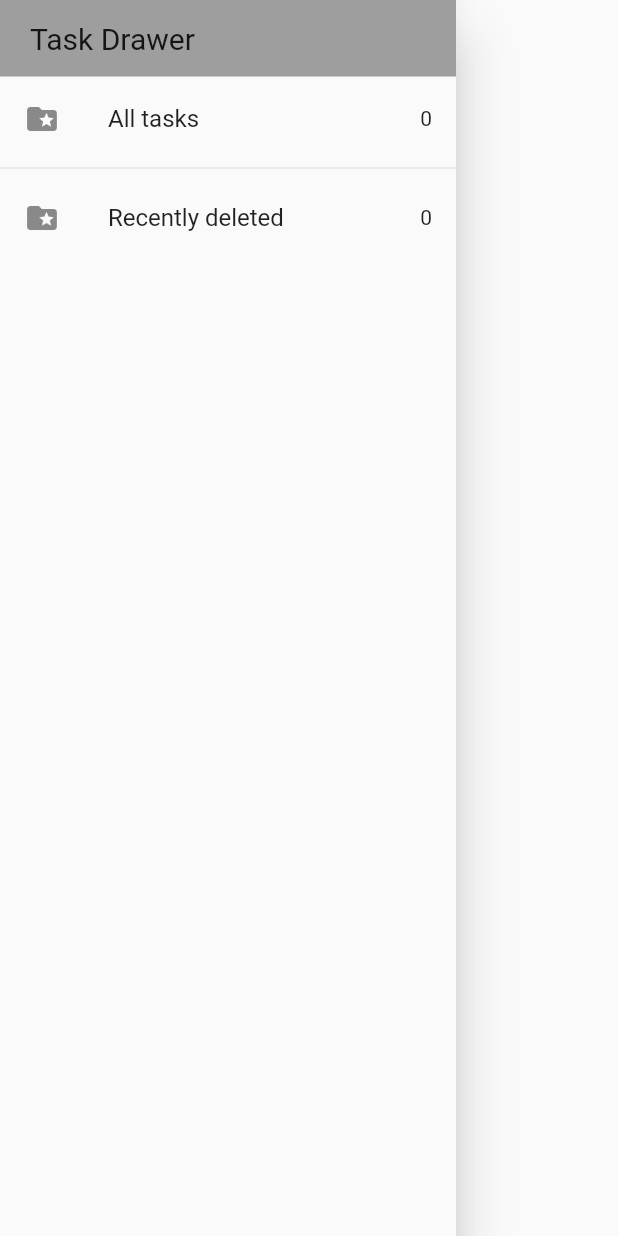
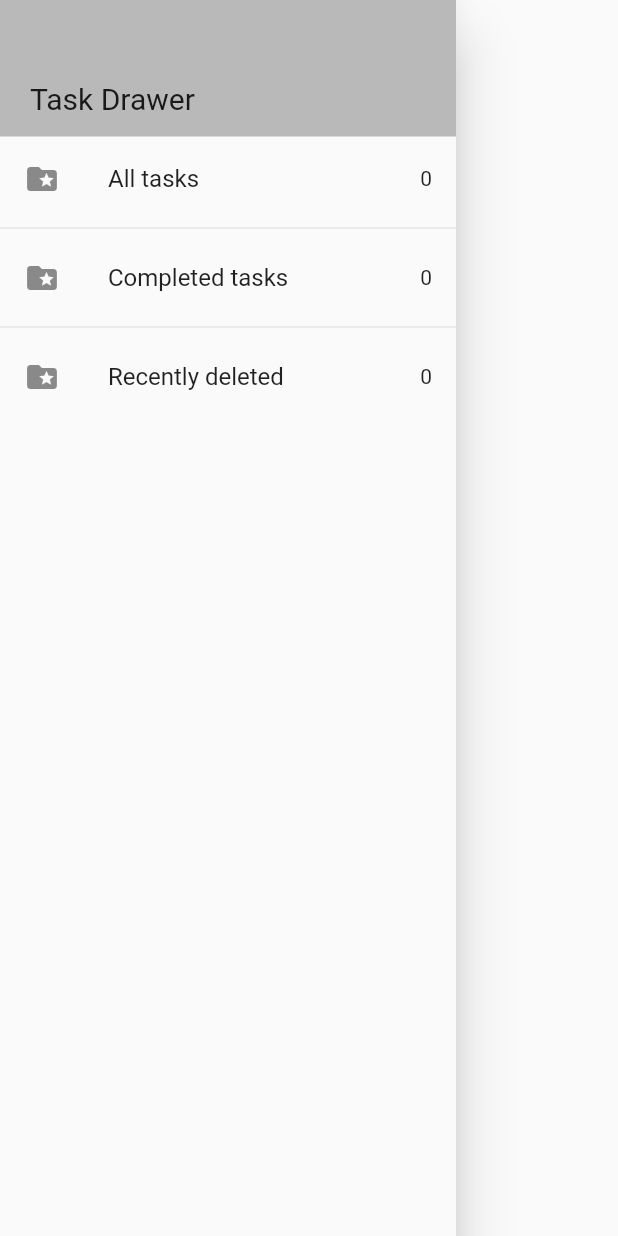
Before and after one commit to alona-gre/bloc-todo-app, a Flutter app: the MyDrawer widget shown alone on an empty page, opened directly, on a phone screen of 412 x 824 dp. Run offline on Flutter 3.47's test engine with Material 2 defaults, Android fonts, the phone set to English and light mode, and no system bars; our stand-ins replace equatable, flutter_bloc, hydrated_bloc.

Commit message:
added completed tasks screen

```diff
--- a/lib/blocs/bloc/tasks_state.dart
+++ b/lib/blocs/bloc/tasks_state.dart
@@ -3,18 +3,21 @@ part of 'tasks_bloc.dart';
 class TasksState extends Equatable {
   final List<Task> allTasks;
   final List<Task> removedTasks;
+  final List<Task> completedTasks;
   const TasksState({
     this.allTasks = const <Task>[],
     this.removedTasks = const <Task>[],
+    this.completedTasks = const <Task>[],
   });
 
   @override
-  List<Object> get props => [allTasks, removedTasks];
+  List<Object> get props => [allTasks, removedTasks, completedTasks];
 
   Map<String, dynamic> toMap() {
     return {
       'allTasks': allTasks.map((x) => x.toMap()).toList(),
       'removedTasks': removedTasks.map((x) => x.toMap()).toList(),
+      'completedTasks': completedTasks.map((x) => x.toMap()).toList(),
     };
   }
 
@@ -30,6 +33,11 @@ class TasksState extends Equatable {
           (x) => Task.fromMap(x),
         )),
       ),
+      completedTasks: List<Task>.from(
+        (map['removedTasks']?.map(
+          (x) => Task.fromMap(x),
+        )),
+      ),
     );
   }
 }
--- a/lib/screens/my_drawer_screen.dart
+++ b/lib/screens/my_drawer_screen.dart
@@ -3,21 +3,24 @@ import 'package:bloc_todo_app/screens/tasks_screen.dart';
 import 'package:flutter/material.dart';
 
 import '../blocs/bloc_exports.dart';
+import 'completed_tasks_screen.dart';
 
 class MyDrawer extends StatelessWidget {
   const MyDrawer({super.key});
 
   @override
   Widget build(BuildContext context) {
-    return SafeArea(
-      child: Drawer(
+    return Drawer(
       child: Column(
         children: [
           Container(
+            height: 40,
+            color: Colors.black26,
+          ),
+          Container(
               width: double.infinity,
-                padding:
-                    const EdgeInsets.symmetric(vertical: 14, horizontal: 20),
-                color: Colors.grey,
+              padding: const EdgeInsets.symmetric(vertical: 14, horizontal: 20),
+              color: Colors.black26,
               child: const Text(
                 'Task Drawer',
                 style: TextStyle(fontSize: 20),
@@ -43,6 +46,24 @@ class MyDrawer extends StatelessWidget {
             builder: (context, state) {
               return GestureDetector(
                 onTap: () => Navigator.of(context).pushNamed(
+                  CompletedTasksScreen.id,
+                ),
+                child: ListTile(
+                  leading: const Icon(Icons.folder_special),
+                  title: const Text('Completed tasks'),
+                  trailing: Text(
+                      '${state.completedTasks.isNotEmpty ? state.completedTasks.length : 0}'),
+                ),
+              );
+            },
+          ),
+          const Divider(
+            height: 10,
+          ),
+          BlocBuilder<TasksBloc, TasksState>(
+            builder: (context, state) {
+              return GestureDetector(
+                onTap: () => Navigator.of(context).pushNamed(
                   DeletedTasksScreen.id,
                 ),
                 child: ListTile(
@@ -56,7 +77,6 @@ class MyDrawer extends StatelessWidget {
           ),
         ],
       ),
-      ),
     );
   }
 }
--- a/lib/services/routes.dart
+++ b/lib/services/routes.dart
@@ -1,11 +1,16 @@
 import 'package:flutter/material.dart';
 
 import '../screens/deleted_tasks_screen.dart';
+import '../screens/completed_tasks_screen.dart';
 import '../screens/tasks_screen.dart';
 
 class AppRouter {
   Route? onGenerateRoute(RouteSettings routeSettings) {
     switch (routeSettings.name) {
+      case CompletedTasksScreen.id:
+        return MaterialPageRoute(
+          builder: (_) => const CompletedTasksScreen(),
+        );
       case DeletedTasksScreen.id:
         return MaterialPageRoute(
           builder: (_) => const DeletedTasksScreen(),
```
Also changed, not shown: lib/blocs/bloc/tasks_bloc.dart (+10 -0 lines), lib/screens/completed_tasks_screen.dart (added, +44 -0 lines). Lines whose indentation alone changed are shown as unchanged.
